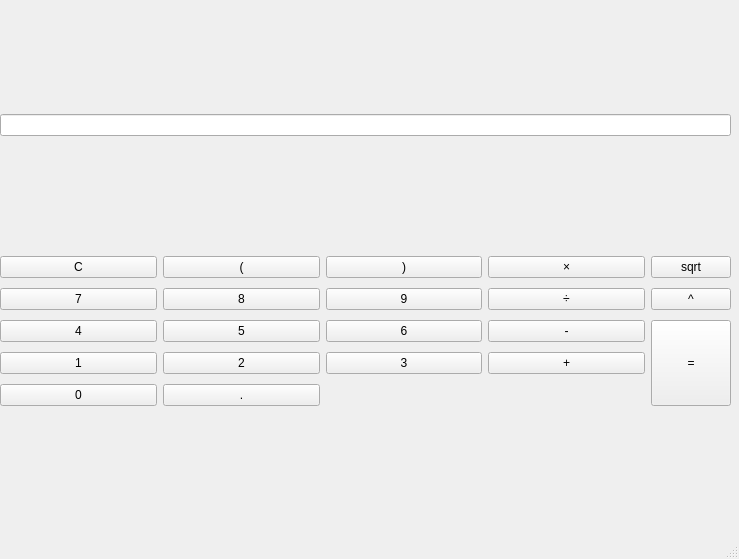
Qt form gui/forms/mainwindow.ui (johann-gorban/QCalculator) before a commit.
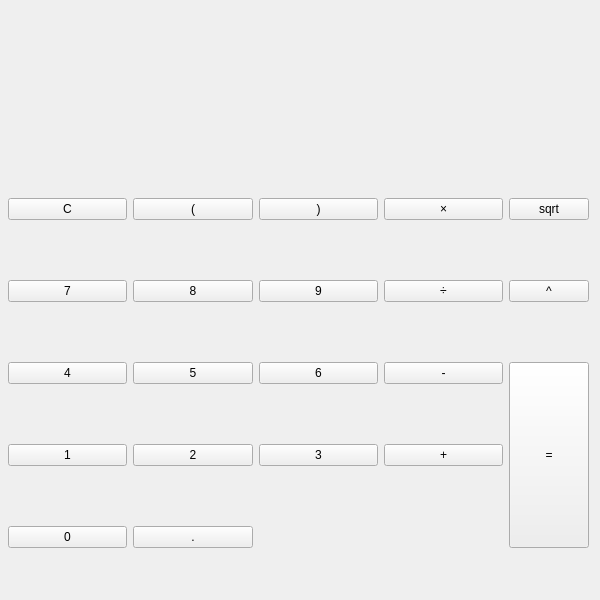
The same form after that commit. Custom widgets are drawn as their Qt base class.

Commit message: Main widget form updated

The edit to the form file:
```diff
--- a/gui/forms/mainwindow.ui
+++ b/gui/forms/mainwindow.ui
@@ -1,49 +1,48 @@
 <?xml version="1.0" encoding="UTF-8"?>
 <ui version="4.0">
  <class>MainWindow</class>
- <widget class="QMainWindow" name="MainWindow">
+ <widget class="QWidget" name="MainWindow">
+  <property name="enabled">
+   <bool>true</bool>
+  </property>
   <property name="geometry">
    <rect>
     <x>0</x>
     <y>0</y>
-    <width>739</width>
-    <height>559</height>
+    <width>600</width>
+    <height>600</height>
    </rect>
   </property>
+  <property name="minimumSize">
+   <size>
+    <width>600</width>
+    <height>600</height>
+   </size>
+  </property>
+  <property name="maximumSize">
+   <size>
+    <width>600</width>
+    <height>600</height>
+   </size>
+  </property>
+  <property name="baseSize">
+   <size>
+    <width>600</width>
+    <height>600</height>
+   </size>
+  </property>
   <property name="windowTitle">
    <string>MainWindow</string>
   </property>
-  <widget class="QWidget" name="CentralWidget">
-   <widget class="QWidget" name="verticalLayoutWidget">
+  <widget class="QWidget" name="layoutWidget">
     <property name="geometry">
      <rect>
-      <x>0</x>
-      <y>0</y>
-      <width>731</width>
-      <height>521</height>
-     </rect>
-    </property>
-    <layout class="QVBoxLayout" name="verticalLayout">
-     <item>
-      <widget class="QLineEdit" name="MainDisplay">
-       <property name="text">
-        <string/>
-       </property>
-       <property name="maxLength">
-        <number>256</number>
-       </property>
-       <property name="cursorPosition">
-        <number>0</number>
-       </property>
-       <property name="alignment">
-        <set>Qt::AlignmentFlag::AlignRight|Qt::AlignmentFlag::AlignTrailing|Qt::AlignmentFlag::AlignVCenter</set>
-       </property>
-       <property name="readOnly">
-        <bool>true</bool>
-       </property>
-      </widget>
-     </item>
-     <item>
+     <x>8</x>
+     <y>148</y>
+     <width>581</width>
+     <height>451</height>
+    </rect>
+   </property>
       <layout class="QGridLayout" name="Keyboard">
        <property name="verticalSpacing">
         <number>10</number>
@@ -214,22 +213,26 @@
         </widget>
        </item>
       </layout>
-     </item>
-    </layout>
-   </widget>
-  </widget>
-  <widget class="QMenuBar" name="menubar">
+  </widget>
+  <widget class="OutputLine" name="widget" native="true">
    <property name="geometry">
     <rect>
-     <x>0</x>
-     <y>0</y>
-     <width>739</width>
-     <height>24</height>
+     <x>10</x>
+     <y>20</y>
+     <width>571</width>
+     <height>111</height>
     </rect>
    </property>
   </widget>
-  <widget class="QStatusBar" name="statusbar"/>
  </widget>
+ <customwidgets>
+  <customwidget>
+   <class>OutputLine</class>
+   <extends>QWidget</extends>
+   <header>gui/output_line.hpp</header>
+   <container>1</container>
+  </customwidget>
+ </customwidgets>
  <resources/>
  <connections/>
 </ui>
```
Left out of the diff: 2 changed lines with no effect on the pictures. Lines whose indentation alone changed are shown as unchanged.
